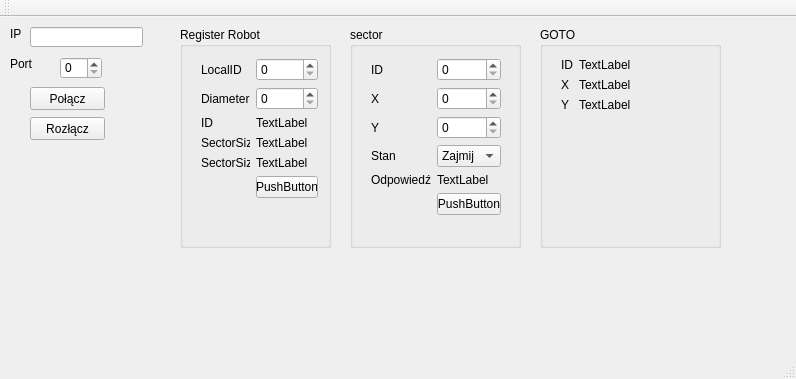
The window that klient/klient.ui (pawelbogner/sys_zdarzeniowe_2013) describes before a commit, drawn with Qt 5.
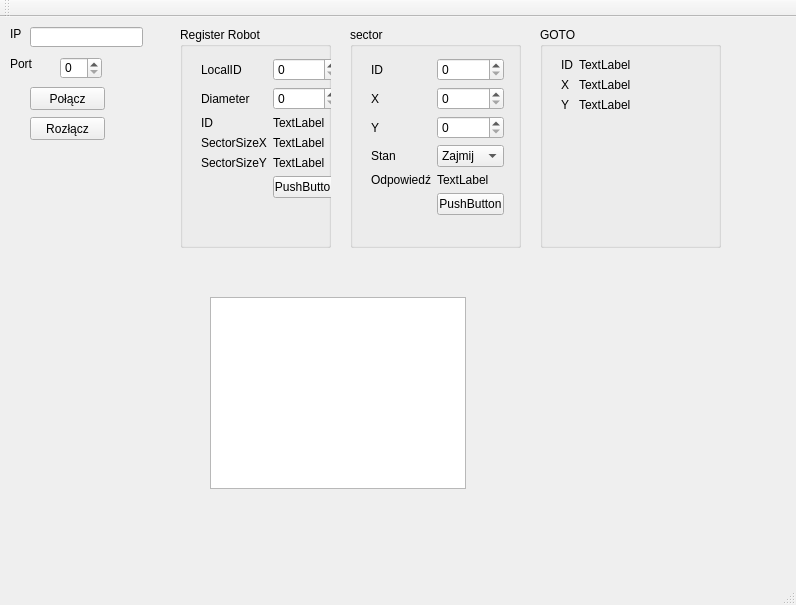
The same window after the commit.

The edit to the form file:
```diff
--- a/klient/klient.ui
+++ b/klient/klient.ui
@@ -7,7 +7,7 @@
     <x>0</x>
     <y>0</y>
     <width>796</width>
-    <height>379</height>
+    <height>605</height>
    </rect>
   </property>
   <property name="windowTitle">
@@ -106,7 +106,7 @@
       <rect>
        <x>10</x>
        <y>20</y>
-       <width>139</width>
+       <width>160</width>
        <height>181</height>
       </rect>
      </property>
@@ -200,7 +200,7 @@
       <rect>
        <x>10</x>
        <y>20</y>
-       <width>152</width>
+       <width>155</width>
        <height>181</height>
       </rect>
      </property>
@@ -347,6 +347,16 @@
      </layout>
     </widget>
    </widget>
+   <widget class="QGraphicsView" name="graphicsView">
+    <property name="geometry">
+     <rect>
+      <x>210</x>
+      <y>280</y>
+      <width>256</width>
+      <height>192</height>
+     </rect>
+    </property>
+   </widget>
   </widget>
   <widget class="QMenuBar" name="menuBar">
    <property name="geometry">
```
Left out of the diff: 2 changed lines with no effect on the pictures.
